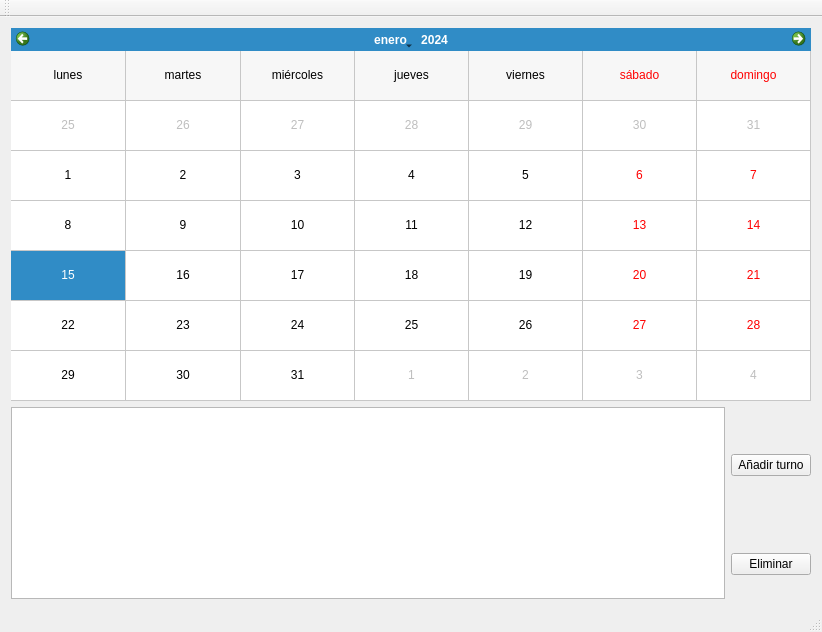
Old version of the form src/ui/mainwindow.ui in the repository dmonzonis/paycheck.
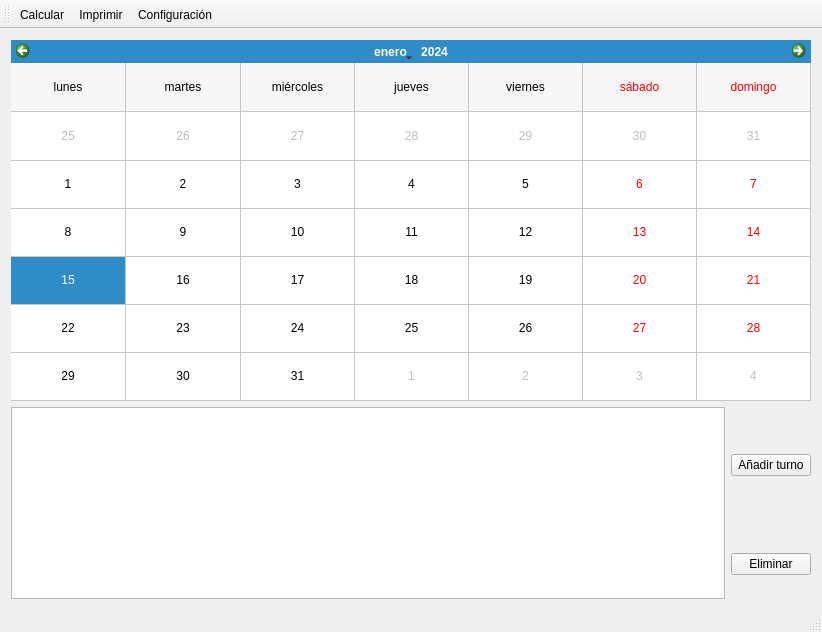
New version of the form. Icons and pictures are not drawn.

Commit message: Add some icons as resources and put them on the main window toolbar, without any functionality yet

What changed in the file:
```diff
--- a/src/ui/mainwindow.ui
+++ b/src/ui/mainwindow.ui
@@ -95,6 +95,18 @@
     </item>
    </layout>
   </widget>
+  <widget class="QToolBar" name="mainToolBar">
+   <attribute name="toolBarArea">
+    <enum>TopToolBarArea</enum>
+   </attribute>
+   <attribute name="toolBarBreak">
+    <bool>false</bool>
+   </attribute>
+   <addaction name="actionCalculate"/>
+   <addaction name="actionPrint"/>
+   <addaction name="actionConfig"/>
+  </widget>
+  <widget class="QStatusBar" name="statusBar"/>
   <widget class="QMenuBar" name="menuBar">
    <property name="geometry">
     <rect>
@@ -105,15 +117,48 @@
     </rect>
    </property>
   </widget>
-  <widget class="QToolBar" name="mainToolBar">
-   <attribute name="toolBarArea">
-    <enum>TopToolBarArea</enum>
-   </attribute>
-   <attribute name="toolBarBreak">
-    <bool>false</bool>
-   </attribute>
-  </widget>
-  <widget class="QStatusBar" name="statusBar"/>
+  <action name="actionPrint">
+   <property name="icon">
+    <iconset resource="../../resources.qrc">
+     <normaloff>:/res/print_icon.png</normaloff>:/res/print_icon.png</iconset>
+   </property>
+   <property name="text">
+    <string>Imprimir</string>
+   </property>
+   <property name="toolTip">
+    <string>Crear PDF con los horarios entre dos fechas</string>
+   </property>
+   <property name="shortcut">
+    <string>I</string>
+   </property>
+  </action>
+  <action name="actionCalculate">
+   <property name="icon">
+    <iconset resource="../../resources.qrc">
+     <normaloff>:/res/calculator_icon.png</normaloff>:/res/calculator_icon.png</iconset>
+   </property>
+   <property name="text">
+    <string>Calcular</string>
+   </property>
+   <property name="toolTip">
+    <string>Calcular horas de trabajo y sueldo entre dos fechas</string>
+   </property>
+   <property name="shortcut">
+    <string>C</string>
+   </property>
+  </action>
+  <action name="actionConfig">
+   <property name="icon">
+    <iconset resource="../../resources.qrc">
+     <normaloff>:/res/configuration_icon.png</normaloff>:/res/configuration_icon.png</iconset>
+   </property>
+   <property name="text">
+    <string>Configuración</string>
+   </property>
+   <property name="toolTip">
+    <string>Editar configuración y datos</string>
+   </property>
+  </action>
  </widget>
  <layoutdefault spacing="6" margin="11"/>
  <resources/>
```
Left out of the diff: 4 changed lines with no effect on the pictures. The commit also changes 5 other files.
